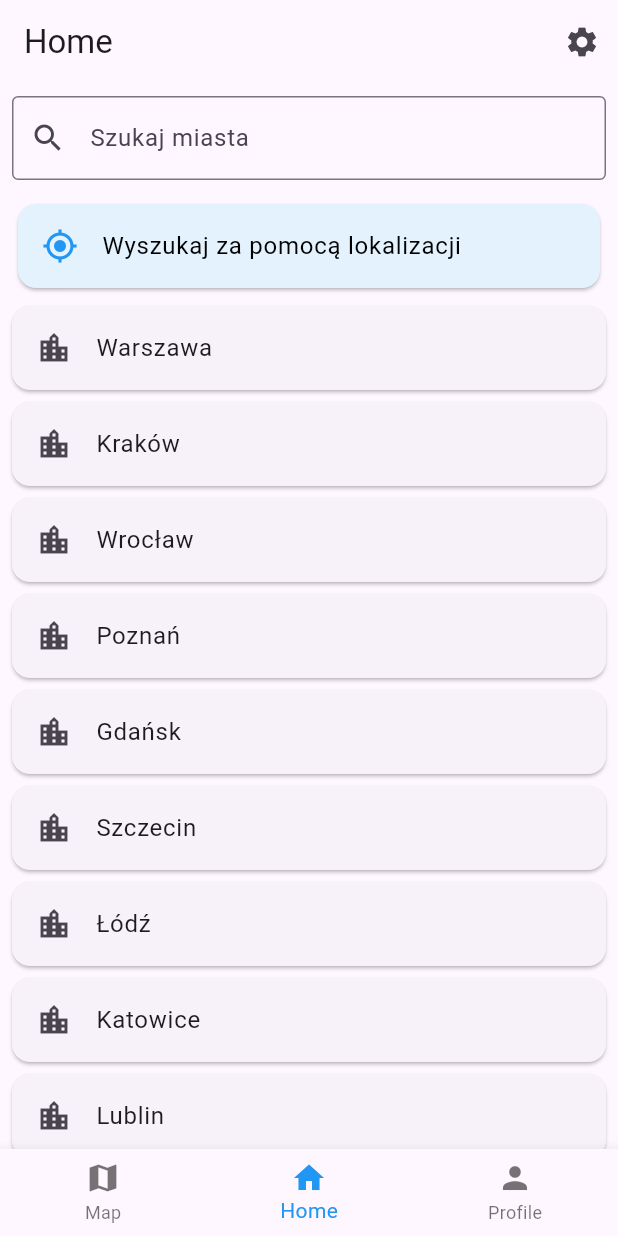
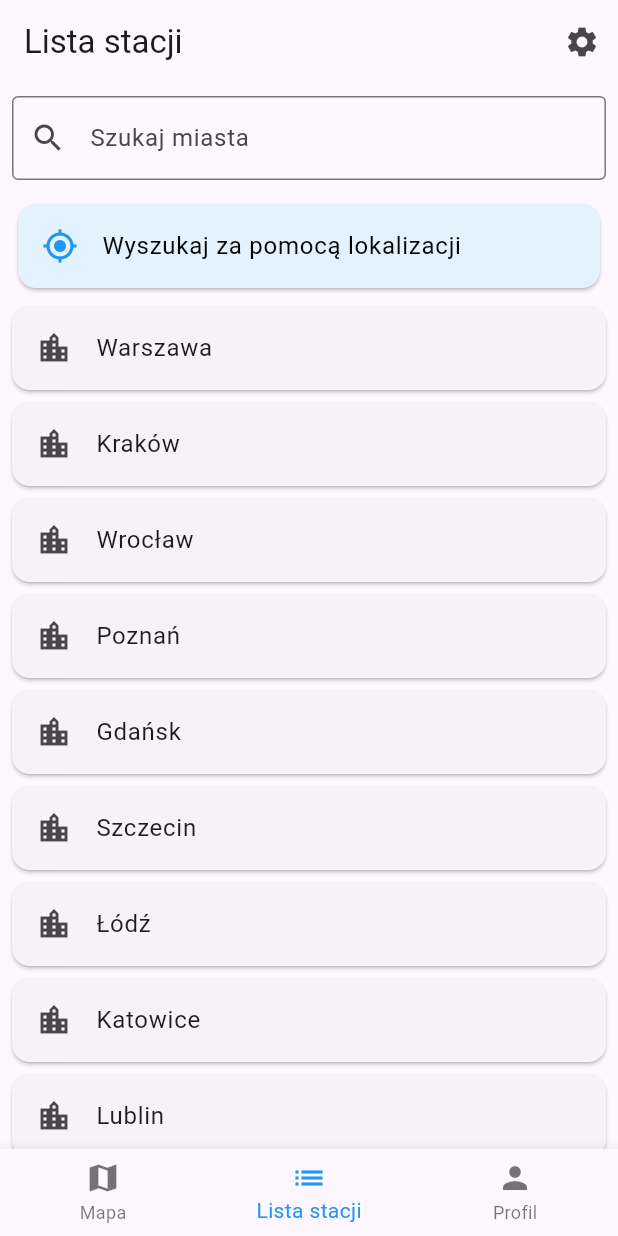
Before and after one commit to Adamms18/TaniePaliwoDemo, a Flutter app: the screen it shows after launch, on a phone screen of 412 x 824 dp. Run offline on Flutter 3.47's test engine with Material 3 defaults, Android fonts, the light colour scheme and no system bars; our stand-ins replace flutter_map, latlong2, shared_preferences.

Commit message:
Poprawiono nazwy stron

```diff
--- a/lib/screens/main_screen.dart
+++ b/lib/screens/main_screen.dart
@@ -25,9 +25,9 @@ class _MainScreenState extends State<MainScreen> {
 
   // Lista tytułów dla paska aplikacji
   static const List<String> _appBarTitles = <String>[
-    'Map',
-    'Home',
-    'Profile',
+    'Mapa',
+    'Lista stacji',
+    'Profil',
   ];
 
   void _onItemTapped(int index) {
@@ -62,15 +62,15 @@ class _MainScreenState extends State<MainScreen> {
         items: const <BottomNavigationBarItem>[
           BottomNavigationBarItem(
             icon: Icon(Icons.map),
-            label: 'Map',
+            label: 'Mapa',
           ),
           BottomNavigationBarItem(
-            icon: Icon(Icons.home),
-            label: 'Home',
+            icon: Icon(Icons.list),
+            label: 'Lista stacji',
           ),
           BottomNavigationBarItem(
             icon: Icon(Icons.person),
-            label: 'Profile',
+            label: 'Profil',
           ),
         ],
         currentIndex: _selectedIndex,
```
